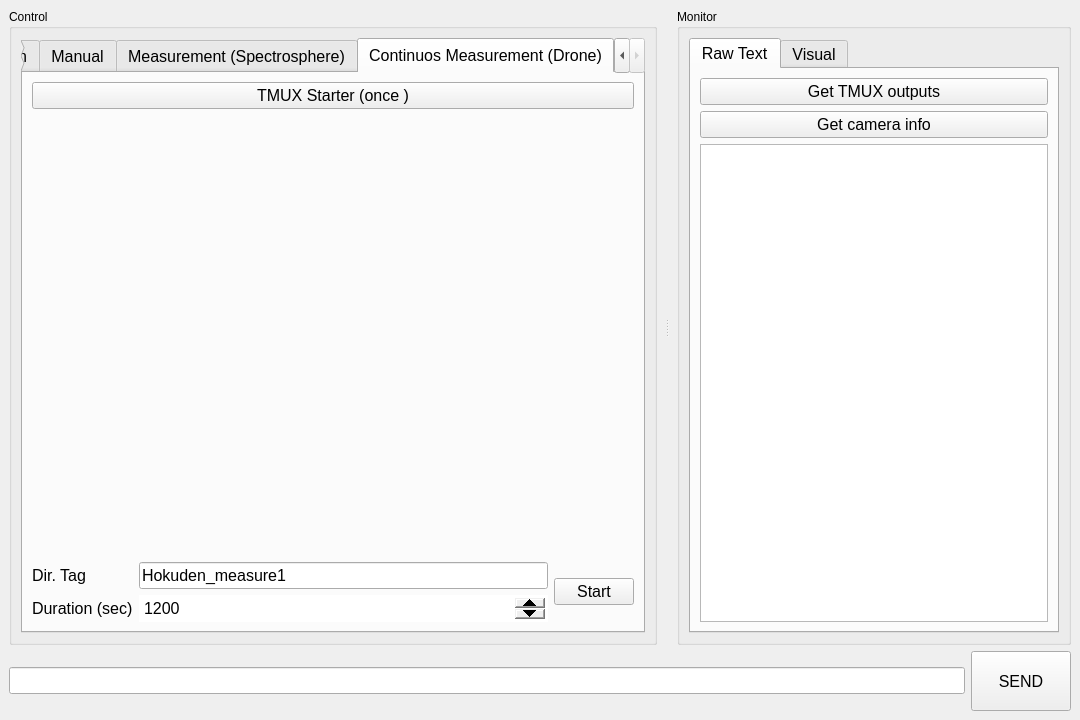
First picture: the form in UI/UI_Mainwindow.ui, repository garid3000/giguic, before the edit.
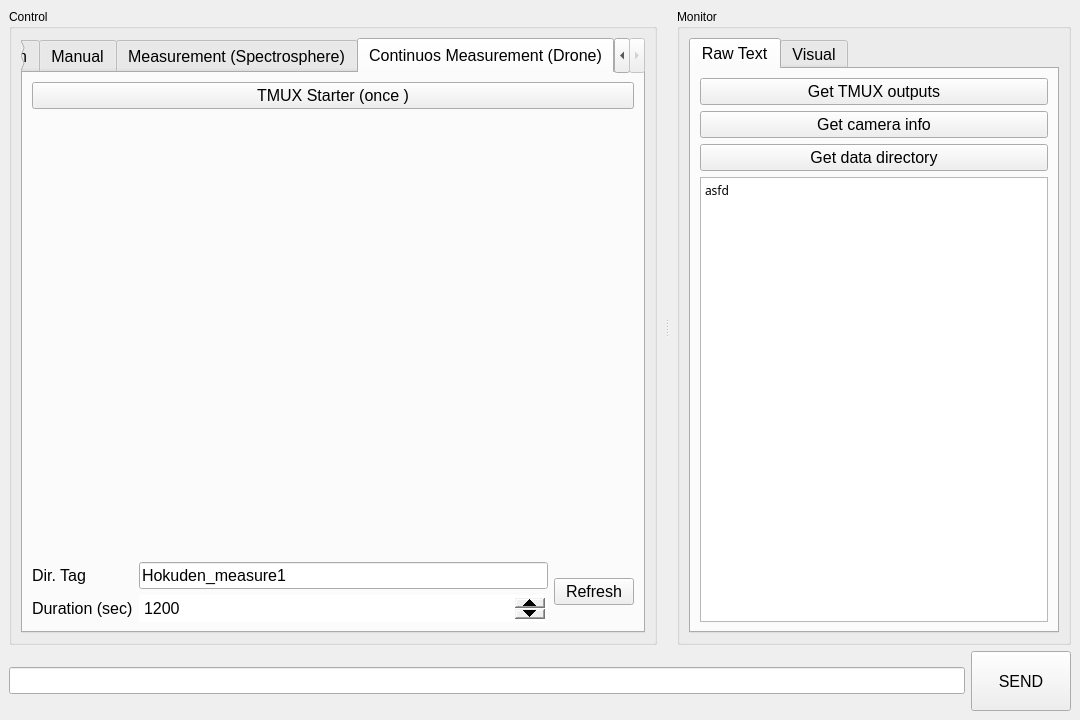
Second picture: the form after the edit. Icons and pictures are not drawn. Custom widgets are drawn as their Qt base class.

Commit message: data file checker

```diff
--- a/UI/UI_Mainwindow.ui
+++ b/UI/UI_Mainwindow.ui
@@ -752,7 +752,7 @@
               <item row="0" column="2" rowspan="2">
                <widget class="QPushButton" name="drone_starter">
                 <property name="text">
-                 <string>Start</string>
+                 <string>Refresh</string>
                 </property>
                </widget>
               </item>
@@ -814,7 +814,31 @@
              </widget>
             </item>
             <item>
-             <widget class="QTextBrowser" name="text_output"/>
+             <widget class="QPushButton" name="b_data_dir">
+              <property name="text">
+               <string>Get data directory</string>
+              </property>
+             </widget>
+            </item>
+            <item>
+             <widget class="QTextBrowser" name="text_output">
+              <property name="font">
+               <font>
+                <family>Iosevka</family>
+                <pointsize>10</pointsize>
+               </font>
+              </property>
+              <property name="html">
+               <string>&lt;!DOCTYPE HTML PUBLIC &quot;-//W3C//DTD HTML 4.0//EN&quot; &quot;http://www.w3.org/TR/REC-html40/strict.dtd&quot;&gt;
+&lt;html&gt;&lt;head&gt;&lt;meta name=&quot;qrichtext&quot; content=&quot;1&quot; /&gt;&lt;meta charset=&quot;utf-8&quot; /&gt;&lt;style type=&quot;text/css&quot;&gt;
+p, li { white-space: pre-wrap; }
+hr { height: 1px; border-width: 0; }
+li.unchecked::marker { content: &quot;\2610&quot;; }
+li.checked::marker { content: &quot;\2612&quot;; }
+&lt;/style&gt;&lt;/head&gt;&lt;body style=&quot; font-family:'Iosevka'; font-size:10pt; font-weight:400; font-style:normal;&quot;&gt;
+&lt;p style=&quot; margin-top:0px; margin-bottom:0px; margin-left:0px; margin-right:0px; -qt-block-indent:0; text-indent:0px;&quot;&gt;&lt;span style=&quot; font-family:'Monospace'; font-size:9pt;&quot;&gt;asfd&lt;/span&gt;&lt;/p&gt;&lt;/body&gt;&lt;/html&gt;</string>
+              </property>
+             </widget>
             </item>
            </layout>
           </widget>
```
The commit also changes 2 other files.
